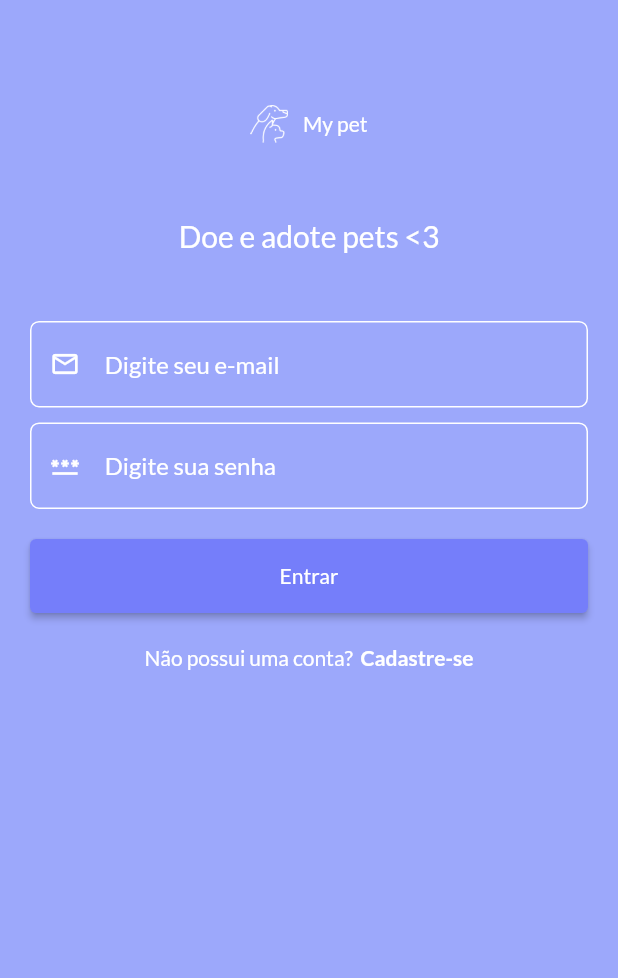
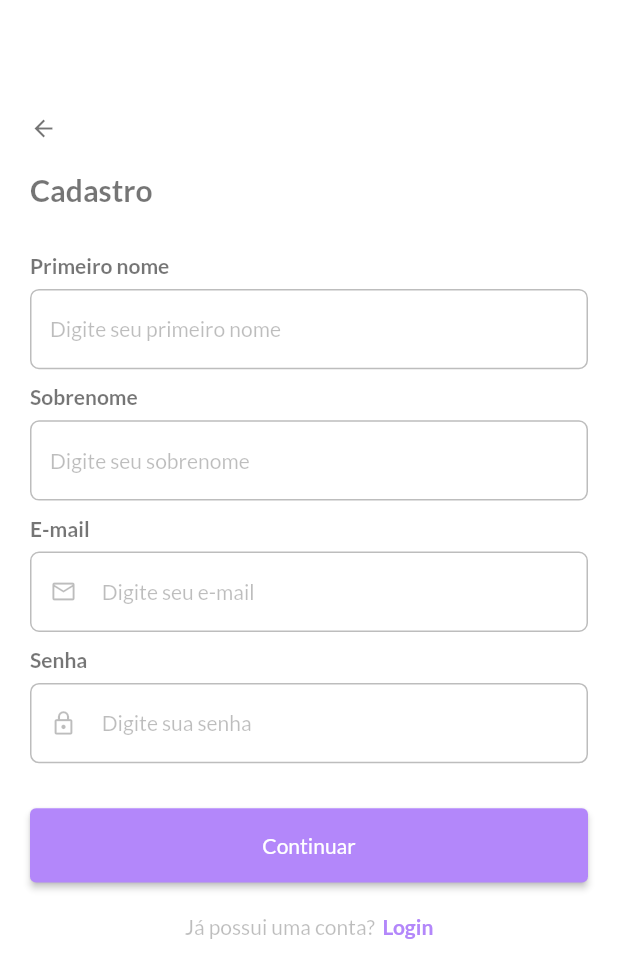
Before and after one commit to marianemori/my_pet_app, a Flutter app: the screen it shows after launch, after a tap on "Não possui uma conta?", on a phone screen of 412 x 824 dp. Shown: the top 978 px of the screen. Run offline on Flutter 3.47's test engine with Material 2 defaults, Android fonts, the phone set to English and light mode, and no system bars; our stand-ins replace flutter_modular, google_fonts.

Commit message:
feature: flutter modular e pag de cadastro

```diff
--- /dev/null
+++ b/lib/app_module.dart
@@ -0,0 +1,11 @@
+import 'package:flutter_modular/flutter_modular.dart';
+
+import 'core/routers.dart';
+
+class AppModule extends Module {
+  @override
+  List<Bind> get binds => [];
+
+  @override
+  List<ModularRoute> get routes => Routers.routers;
+}
--- a/lib/components/default_texfield.dart
+++ b/lib/components/default_texfield.dart
@@ -1,17 +1,20 @@
 import 'package:flutter/material.dart';
+import 'package:google_fonts/google_fonts.dart';
 
 class DefaultTextfield extends StatelessWidget {
   final String? hintText;
   final IconData? icon;
   final TextInputType? keyboardType;
   final bool obscureText;
+  final String? label;
 
   const DefaultTextfield(
       {Key? key,
       this.hintText,
       this.icon,
       this.keyboardType,
-      this.obscureText = false})
+      this.obscureText = false,
+      this.label})
       : super(key: key);
 
   @override
@@ -19,20 +22,32 @@ class DefaultTextfield extends StatelessWidget {
     double width = MediaQuery.of(context).size.width;
     double height = MediaQuery.of(context).size.height;
 
-    return Container(
-      height: height * 0.07,
+    return Column(
+      crossAxisAlignment: CrossAxisAlignment.start,
+      children: [
+        if (label != null)
+          Text(label!,
+              style: GoogleFonts.lato(
+                  color: Colors.black54,
+                  textStyle: Theme.of(context).textTheme.bodyMedium,
+                  fontWeight: FontWeight.w700)),
+        const SizedBox(
+          height: 7,
+        ),
+        Container(
+          height: height * 0.065,
           padding: EdgeInsets.all(width * 0.03),
           decoration: BoxDecoration(
               borderRadius: BorderRadius.circular(6),
-          border: Border.all(color: Colors.white)),
+              border: Border.all(color: Colors.black26)),
           child: Center(
             child: Row(
               children: <Widget>[
                 if (icon != null) ...[
                   Icon(
                     icon,
-                color: Colors.white,
-                size: 20,
+                    color: Colors.black26,
+                    size: 18,
                   ),
                   SizedBox(
                     width: width * 0.04,
@@ -40,19 +55,23 @@ class DefaultTextfield extends StatelessWidget {
                 ],
                 Expanded(
                   child: TextField(
-                style: const TextStyle(color: Colors.white),
+                    style: GoogleFonts.lato(
+                        color: Colors.black26,
+                        textStyle: Theme.of(context).textTheme.bodyMedium),
                     keyboardType: keyboardType,
                     obscureText: obscureText,
-                cursorColor: Colors.white,
+                    cursorColor: Colors.black26,
                     decoration: InputDecoration.collapsed(
                       hintText: hintText,
-                  hintStyle: const TextStyle(color: Colors.white),
+                      hintStyle: const TextStyle(color: Colors.black26),
                     ),
                   ),
                 ),
               ],
             ),
           ),
+        ),
+      ],
     );
   }
 }
--- /dev/null
+++ b/lib/core/routers.dart
@@ -0,0 +1,23 @@
+import 'package:flutter_modular/flutter_modular.dart';
+import 'package:my_pet_app/pages/login_page.dart';
+import 'package:my_pet_app/pages/sign_up_page.dart';
+
+class RouterName {
+  static const String loginPage = '/';
+  static const String signUpPage = '/signUpPage';
+}
+
+class Routers {
+  static List<ModularRoute> get routers {
+    return [
+      ChildRoute(
+        RouterName.loginPage,
+        child: (_, args) => const LoginPage(),
+      ),
+      ChildRoute(
+        RouterName.signUpPage,
+        child: (_, args) => const SignUpPage(),
+      ),
+    ];
+  }
+}
--- a/lib/main.dart
+++ b/lib/main.dart
@@ -1,9 +1,16 @@
 import 'package:flutter/material.dart';
+import 'package:flutter_modular/flutter_modular.dart';
+
 import 'package:google_fonts/google_fonts.dart';
-import 'pages/login_page.dart';
+import 'app_module.dart';
 
 void main() {
-  runApp(const MyApp());
+  return runApp(
+    ModularApp(
+      module: AppModule(),
+      child: const MyApp(),
+    ),
+  );
 }
 
 class MyApp extends StatelessWidget {
@@ -13,15 +20,16 @@ class MyApp extends StatelessWidget {
   Widget build(BuildContext context) {
     final textTheme = Theme.of(context).textTheme;
 
-    return MaterialApp(
-      debugShowCheckedModeBanner: false,
+    return MaterialApp.router(
       title: 'My pet',
       theme: ThemeData(
         textTheme: GoogleFonts.latoTextTheme(textTheme).copyWith(
           bodyMedium: GoogleFonts.oswald(textStyle: textTheme.bodyMedium),
         ),
       ),
-      home: const LoginPage(),
+      debugShowCheckedModeBanner: false,
+      routeInformationParser: Modular.routeInformationParser,
+      routerDelegate: Modular.routerDelegate,
     );
   }
 }
--- a/lib/pages/login_page.dart
+++ b/lib/pages/login_page.dart
@@ -1,7 +1,9 @@
 import 'package:flutter/material.dart';
+import 'package:flutter_modular/flutter_modular.dart';
 import 'package:google_fonts/google_fonts.dart';
 
 import '../components/default_texfield.dart';
+import '../core/routers.dart';
 
 class LoginPage extends StatefulWidget {
   const LoginPage({super.key});
@@ -14,11 +16,12 @@ class _LoginPageState extends State<LoginPage> {
   @override
   Widget build(BuildContext context) {
     return Scaffold(
-      backgroundColor: const Color(0xFF9ca8fb),
+      backgroundColor: Colors.white,
       body: SingleChildScrollView(
         child: Padding(
           padding: const EdgeInsets.all(20.0),
           child: Column(
+            crossAxisAlignment: CrossAxisAlignment.start,
             children: [
               Center(
                 heightFactor: 5,
@@ -28,32 +31,30 @@ class _LoginPageState extends State<LoginPage> {
                     const Image(
                       image: AssetImage('assets/icons/pet.png'),
                       height: 25,
-                      color: Colors.white,
+                      color: Color.fromARGB(255, 179, 135, 250),
                     ),
                     const SizedBox(
                       width: 10,
                     ),
                     Text('My pet',
                         style: GoogleFonts.lato(
-                            color: Colors.white,
+                            color: const Color.fromARGB(255, 179, 135, 250),
                             textStyle: Theme.of(context).textTheme.bodyMedium)),
                   ],
                 ),
               ),
               Text(
-                'Doe e adote pets <3',
+                'Login',
                 style: GoogleFonts.lato(
-                    color: Colors.white,
-                    textStyle: Theme.of(context).textTheme.titleLarge),
+                    color: Colors.black54,
+                    textStyle: Theme.of(context).textTheme.titleLarge,
+                    fontWeight: FontWeight.w700),
               ),
               const SizedBox(
-                height: 20,
+                height: 30,
               ),
-              Center(
-                heightFactor: 1.2,
-                child: Column(
-                  children: [
               const DefaultTextfield(
+                  label: 'E-mail',
                   hintText: 'Digite seu e-mail',
                   icon: Icons.email_outlined,
                   keyboardType: TextInputType.emailAddress),
@@ -61,10 +62,22 @@ class _LoginPageState extends State<LoginPage> {
                 height: 10,
               ),
               const DefaultTextfield(
+                label: 'Senha',
                 hintText: 'Digite sua senha',
-                      icon: Icons.password,
+                icon: Icons.lock_outline,
                 keyboardType: TextInputType.visiblePassword,
                 obscureText: true,
+              ),
+              const SizedBox(
+                height: 10,
+              ),
+              InkWell(
+                child: Text(
+                  'Esqueceu sua senha?',
+                  style: GoogleFonts.lato(
+                      color: const Color.fromARGB(255, 179, 135, 250),
+                      textStyle: Theme.of(context).textTheme.bodySmall),
+                ),
               ),
               const SizedBox(
                 height: 20,
@@ -75,7 +88,7 @@ class _LoginPageState extends State<LoginPage> {
                 child: ElevatedButton(
                     style: ButtonStyle(
                       backgroundColor: MaterialStateProperty.all<Color>(
-                                const Color(0xFF757EFA)),
+                          const Color.fromARGB(255, 179, 135, 250)),
                     ),
                     child: const Text('Entrar'),
                     onPressed: () {}),
@@ -86,7 +99,9 @@ class _LoginPageState extends State<LoginPage> {
               InkWell(
                 highlightColor: Colors.transparent,
                 splashColor: Colors.transparent,
-                      onTap: () {},
+                onTap: () {
+                  Modular.to.pushNamed(RouterName.signUpPage);
+                },
                 child: SizedBox(
                   height: MediaQuery.of(context).size.height * 0.06,
                   child: Row(
@@ -95,9 +110,8 @@ class _LoginPageState extends State<LoginPage> {
                       Text(
                         'Não possui uma conta?',
                         style: GoogleFonts.lato(
-                                  color: Colors.white,
-                                  textStyle:
-                                      Theme.of(context).textTheme.bodyMedium),
+                            color: Colors.black26,
+                            textStyle: Theme.of(context).textTheme.bodyMedium),
                       ),
                       const SizedBox(
                         width: 5,
@@ -105,7 +119,7 @@ class _LoginPageState extends State<LoginPage> {
                       Text(
                         'Cadastre-se',
                         style: GoogleFonts.lato(
-                                  color: Colors.white,
+                            color: const Color.fromARGB(255, 179, 135, 250),
                             textStyle: Theme.of(context)
                                 .textTheme
                                 .bodyMedium
@@ -113,9 +127,6 @@ class _LoginPageState extends State<LoginPage> {
                       ),
                     ],
                   ),
-                      ),
-                    )
-                  ],
                 ),
               ),
             ],
--- /dev/null
+++ b/lib/pages/sign_up_page.dart
@@ -0,0 +1,141 @@
+import 'package:flutter/material.dart';
+import 'package:flutter_modular/flutter_modular.dart';
+import 'package:google_fonts/google_fonts.dart';
+
+import '../components/default_texfield.dart';
+
+class SignUpPage extends StatefulWidget {
+  const SignUpPage({super.key});
+
+  @override
+  State<SignUpPage> createState() => _SignUpPageState();
+}
+
+class _SignUpPageState extends State<SignUpPage> {
+  @override
+  Widget build(BuildContext context) {
+    return Scaffold(
+      backgroundColor: Colors.white,
+      body: SingleChildScrollView(
+        child: Padding(
+          padding: const EdgeInsets.all(20.0),
+          child: Center(
+            heightFactor: 1.2,
+            child: Column(
+              crossAxisAlignment: CrossAxisAlignment.start,
+              children: [
+                InkWell(
+                  onTap: () {
+                    Modular.to.pop();
+                  },
+                  child: const Icon(
+                    Icons.arrow_back,
+                    color: Colors.black54,
+                    size: 18,
+                  ),
+                ),
+                const SizedBox(
+                  height: 20,
+                ),
+                Text(
+                  'Cadastro',
+                  style: GoogleFonts.lato(
+                      color: Colors.black54,
+                      textStyle: Theme.of(context).textTheme.titleLarge,
+                      fontWeight: FontWeight.w700),
+                ),
+                const SizedBox(
+                  height: 30,
+                ),
+                const DefaultTextfield(
+                    label: 'Primeiro nome',
+                    hintText: 'Digite seu primeiro nome',
+                    keyboardType: TextInputType.text),
+                const SizedBox(
+                  height: 10,
+                ),
+                const DefaultTextfield(
+                  label: 'Sobrenome',
+                  hintText: 'Digite seu sobrenome',
+                  keyboardType: TextInputType.text,
+                ),
+                const SizedBox(
+                  height: 10,
+                ),
+                const DefaultTextfield(
+                    label: 'E-mail',
+                    hintText: 'Digite seu e-mail',
+                    icon: Icons.email_outlined,
+                    keyboardType: TextInputType.emailAddress),
+                const SizedBox(
+                  height: 10,
+                ),
+                const DefaultTextfield(
+                  label: 'Senha',
+                  hintText: 'Digite sua senha',
+                  icon: Icons.lock_outline,
+                  keyboardType: TextInputType.visiblePassword,
+                  obscureText: true,
+                ),
+                const SizedBox(
+                  height: 10,
+                ),
+                const SizedBox(
+                  height: 20,
+                ),
+                SizedBox(
+                  width: MediaQuery.of(context).size.width,
+                  height: MediaQuery.of(context).size.height * 0.06,
+                  child: ElevatedButton(
+                      style: ButtonStyle(
+                        backgroundColor: MaterialStateProperty.all<Color>(
+                            const Color.fromARGB(255, 179, 135, 250)),
+                      ),
+                      child: const Text('Continuar'),
+                      onPressed: () {}),
+                ),
+                const SizedBox(
+                  height: 5,
+                ),
+                InkWell(
+                  highlightColor: Colors.transparent,
+                  splashColor: Colors.transparent,
+                  onTap: () {
+                    Modular.to.pop();
+                  },
+                  child: SizedBox(
+                    height: MediaQuery.of(context).size.height * 0.06,
+                    child: Row(
+                      mainAxisAlignment: MainAxisAlignment.center,
+                      children: [
+                        Text(
+                          'Já possui uma conta?',
+                          style: GoogleFonts.lato(
+                              color: Colors.black26,
+                              textStyle:
+                                  Theme.of(context).textTheme.bodyMedium),
+                        ),
+                        const SizedBox(
+                          width: 5,
+                        ),
+                        Text(
+                          'Login',
+                          style: GoogleFonts.lato(
+                              color: const Color.fromARGB(255, 179, 135, 250),
+                              textStyle: Theme.of(context)
+                                  .textTheme
+                                  .bodyMedium
+                                  ?.copyWith(fontWeight: FontWeight.w700)),
+                        ),
+                      ],
+                    ),
+                  ),
+                ),
+              ],
+            ),
+          ),
+        ),
+      ),
+    );
+  }
+}
--- a/pubspec.yaml
+++ b/pubspec.yaml
@@ -37,6 +37,7 @@ dependencies:
   # Use with the CupertinoIcons class for iOS style icons.
   cupertino_icons: ^1.0.2
   google_fonts: ^4.0.4
+  flutter_modular: ^5.0.3
 
 dev_dependencies:
   flutter_test:
```
Also changed, not shown: pubspec.lock. Lines whose indentation alone changed are shown as unchanged.
